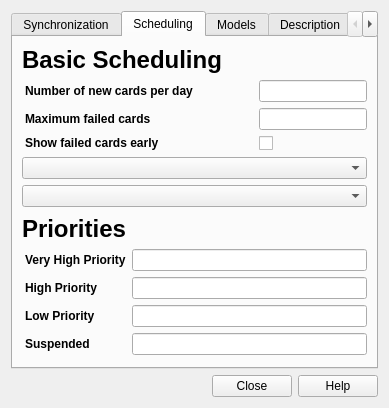
ankitects/anki, file designer/deckproperties.ui: the form before one commit.
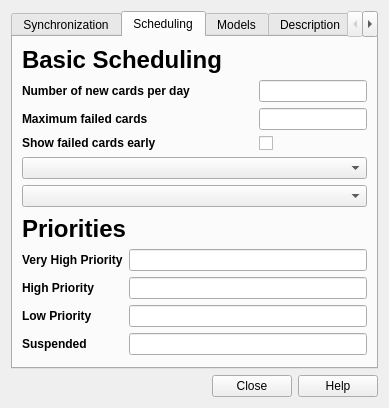
The form after the commit. The open tabs and pages were chosen to show the change.

Commit message: remove qt4.4 dependency

The edit to the form file:
```diff
--- a/designer/deckproperties.ui
+++ b/designer/deckproperties.ui
@@ -149,7 +149,7 @@
        <rect>
         <x>0</x>
         <y>0</y>
-        <width>372</width>
+        <width>373</width>
         <height>342</height>
        </rect>
       </property>
@@ -174,9 +174,6 @@
          </item>
          <item row="4" column="1" >
           <layout class="QGridLayout" name="gridLayout_3" >
-           <property name="leftMargin" >
-            <number>3</number>
-           </property>
            <item row="0" column="1" >
             <spacer name="horizontalSpacer" >
              <property name="orientation" >
@@ -256,9 +253,6 @@
        </item>
        <item row="5" column="0" >
         <layout class="QGridLayout" name="gridLayout_4" >
-         <property name="leftMargin" >
-          <number>3</number>
-         </property>
          <item row="0" column="0" >
           <widget class="QLabel" name="label_21" >
            <property name="text" >
```
The commit also changes 1 other file.
